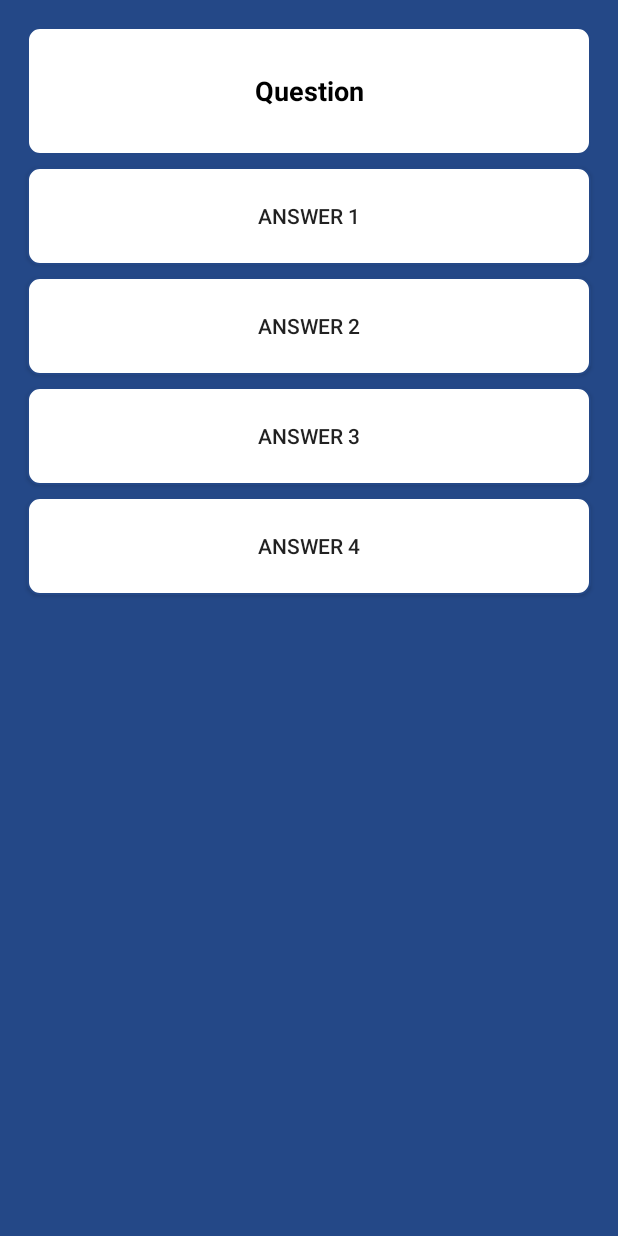
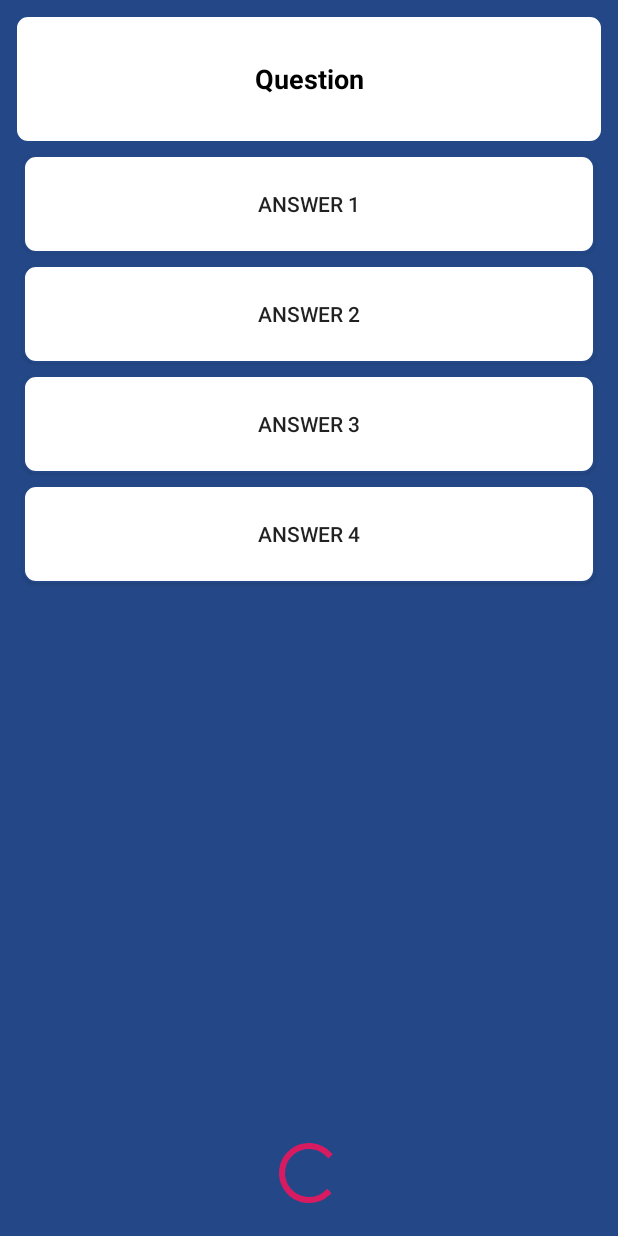
Before and after one commit to johade777/QuoteMNativeAndroid, an Android app: the layout question_view.xml on its own in the app's theme, with its tools: preview values and no code run, on a phone screen of 412 x 824 dp. Run offline under Robolectric (Android 15) with nearby library versions, the light colour scheme and no system bars.

Commit message:
Changed questionview back to relativelayout to fix graphical glitches with constraint. Added spinner when endless mode loads more questions

```diff
--- a/app/src/main/java/com/johade/quotem/ViewModels/EndlessGameViewModel.java
+++ b/app/src/main/java/com/johade/quotem/ViewModels/EndlessGameViewModel.java
@@ -1,13 +1,6 @@
 package com.johade.quotem.ViewModels;
 
 import android.content.Context;
-
-import com.johade.quotem.Models.QuestionResponse;
-
-import io.reactivex.Observer;
-import io.reactivex.android.schedulers.AndroidSchedulers;
-import io.reactivex.disposables.Disposable;
-import io.reactivex.schedulers.Schedulers;
 
 public class EndlessGameViewModel extends BaseGameViewModel {
 
@@ -16,36 +9,11 @@
     }
 
     @Override
-    protected void retrieveQuestions() {
-        retrievingQuestions.setValue(true);
-        repository.retrieveQuestions().subscribeOn(Schedulers.io())
-                .observeOn(AndroidSchedulers.mainThread())
-                .subscribe(new Observer<QuestionResponse>() {
-
-                    @Override
-                    public void onSubscribe(Disposable d) {
-
-                    }
-
-                    @Override
-                    public void onNext(QuestionResponse questionResponse) {
-                        setQuestions(questionResponse.questions);
-                    }
-
-                    @Override
-                    public void onError(Throwable e) {
-
-                    }
-
-                    @Override
-                    public void onComplete() {
-                        retrievingQuestions.setValue(false);
-                    }
-                });
-    }
-
-    public void retrieveMoreQuestions(){
-        retrieveQuestions();
+    public void nextQuestion(){
+        currentQuestion.setValue(questions.poll());
+        if(questions.size() < 5){
+            retrieveQuestions();
+        }
     }
 
     @Override
--- a/app/src/main/res/layout/question_view.xml
+++ b/app/src/main/res/layout/question_view.xml
@@ -1,5 +1,5 @@
 <?xml version="1.0" encoding="utf-8"?>
-<androidx.constraintlayout.widget.ConstraintLayout
+<RelativeLayout
     xmlns:android="http://schemas.android.com/apk/res/android"
     xmlns:app="http://schemas.android.com/apk/res-auto"
     xmlns:tools="http://schemas.android.com/tools"
@@ -10,78 +10,69 @@
     <TextView
         android:id="@+id/questionView"
         android:layout_width="match_parent"
-        android:layout_height="0dp"
-        android:layout_marginStart="8dp"
-        android:layout_marginTop="8dp"
-        android:layout_marginEnd="8dp"
+        android:layout_height="wrap_content"
         android:background="@drawable/rounded_corner"
         android:gravity="center_horizontal|center_vertical"
         android:minHeight="85dp"
         android:text="Question"
         android:textAppearance="?android:attr/textAppearanceMedium"
         android:textColor="@android:color/black"
-        android:textStyle="bold"
-        app:layout_constraintEnd_toEndOf="parent"
-        app:layout_constraintStart_toStartOf="parent"
-        app:layout_constraintTop_toTopOf="parent" />
+        android:textStyle="bold" />
 
     <Button
         android:id="@+id/answerOne"
         android:layout_width="match_parent"
         android:layout_height="65dip"
-        android:layout_marginStart="8dp"
         android:layout_marginTop="8dp"
-        android:layout_marginEnd="8dp"
+        android:layout_marginLeft="5dp"
+        android:layout_marginRight="5dp"
         android:background="@drawable/rounded_corner"
-        android:text="Answer 1"
-        app:layout_constraintTop_toBottomOf="@+id/questionView" />
+        android:layout_below="@id/questionView"
+        android:text="Answer 1" />
 
     <Button
         android:id="@+id/answerTwo"
         android:layout_width="match_parent"
         android:layout_height="65dip"
-        android:layout_marginStart="8dp"
         android:layout_marginTop="8dp"
-        android:layout_marginEnd="8dp"
+        android:layout_marginLeft="5dp"
+        android:layout_marginRight="5dp"
         android:background="@drawable/rounded_corner"
-        android:text="Answer 2"
-        app:layout_constraintTop_toBottomOf="@+id/answerOne" />
+        android:layout_below="@id/answerOne"
+        android:text="Answer 2" />
 
     <Button
         android:id="@+id/answerThree"
         android:layout_width="match_parent"
         android:layout_height="65dip"
-        android:layout_marginStart="8dp"
         android:layout_marginTop="8dp"
-        android:layout_marginEnd="8dp"
+        android:layout_marginLeft="5dp"
+        android:layout_marginRight="5dp"
         android:background="@drawable/rounded_corner"
-        android:text="Answer 3"
-        app:layout_constraintTop_toBottomOf="@+id/answerTwo"
-        tools:layout_editor_absoluteX="8dp" />
+        android:layout_below="@id/answerTwo"
+        android:text="Answer 3" />
 
     <Button
         android:id="@+id/answerFour"
         android:layout_width="match_parent"
         android:layout_height="65dip"
-        android:layout_marginStart="8dp"
         android:layout_marginTop="8dp"
-        android:layout_marginEnd="8dp"
+        android:layout_marginLeft="5dp"
+        android:layout_marginRight="5dp"
         android:background="@drawable/rounded_corner"
-        android:text="Answer 4"
-        app:layout_constraintTop_toBottomOf="@+id/answerThree" />
+        android:layout_below="@id/answerThree"
+        android:text="Answer 4" />
 
     <ProgressBar
         android:id="@+id/retrievingProgress"
         style="?android:attr/progressBarStyle"
-        android:visibility="invisible"
-        android:indeterminate="true"
         android:layout_width="match_parent"
         android:layout_height="wrap_content"
         android:layout_marginStart="8dp"
+        android:layout_marginTop="8dp"
         android:layout_marginEnd="8dp"
         android:layout_marginBottom="8dp"
-        app:layout_constraintBottom_toBottomOf="parent"
-        app:layout_constraintEnd_toEndOf="parent"
-        app:layout_constraintStart_toStartOf="parent" />
+        android:indeterminate="true"
+        android:layout_alignParentBottom="true"/>
 
-</androidx.constraintlayout.widget.ConstraintLayout>
+</RelativeLayout>
```
